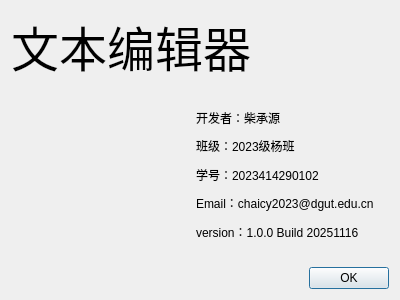
Old version of the form lab2/aboutdialog.ui in the repository musuwer/QtCourse.
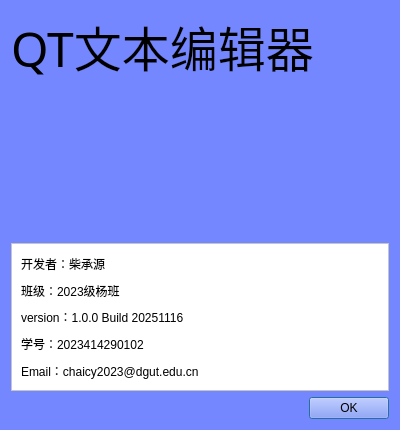
New version of the form. Icons and pictures are not drawn.

```diff
--- a/lab2/aboutdialog.ui
+++ b/lab2/aboutdialog.ui
@@ -7,7 +7,7 @@
     <x>0</x>
     <y>0</y>
     <width>400</width>
-    <height>300</height>
+    <height>430</height>
    </rect>
   </property>
   <property name="minimumSize">
@@ -18,13 +18,17 @@
   </property>
   <property name="maximumSize">
    <size>
-    <width>400</width>
-    <height>300</height>
+    <width>800</width>
+    <height>430</height>
    </size>
   </property>
   <property name="windowTitle">
    <string>ABOUT</string>
   </property>
+  <property name="styleSheet">
+   <string notr="true">background-color: rgb(116, 135, 255);
+background-image: url(:/img/about.jpg);</string>
+  </property>
   <layout class="QVBoxLayout" name="_2">
    <item>
     <widget class="QLabel" name="label">
@@ -41,7 +45,7 @@
       </font>
      </property>
      <property name="text">
-      <string>文本编辑器</string>
+      <string>QT文本编辑器</string>
      </property>
      <property name="alignment">
       <set>Qt::AlignmentFlag::AlignCenter</set>
@@ -75,23 +79,20 @@
        </property>
       </widget>
      </item>
+    </layout>
+   </item>
      <item>
-      <layout class="QVBoxLayout" name="verticalLayout">
-       <property name="spacing">
-        <number>0</number>
-       </property>
-       <property name="leftMargin">
-        <number>5</number>
-       </property>
-       <property name="topMargin">
-        <number>5</number>
-       </property>
-       <property name="rightMargin">
-        <number>5</number>
-       </property>
-       <property name="bottomMargin">
-        <number>5</number>
-       </property>
+    <widget class="QFrame" name="frame">
+     <property name="styleSheet">
+      <string notr="true">background-color: rgb(255, 255, 255);</string>
+     </property>
+     <property name="frameShape">
+      <enum>QFrame::Shape::StyledPanel</enum>
+     </property>
+     <property name="frameShadow">
+      <enum>QFrame::Shadow::Raised</enum>
+     </property>
+     <layout class="QVBoxLayout" name="verticalLayout_2">
        <item>
         <widget class="QLabel" name="name_label">
          <property name="text">
@@ -106,6 +107,13 @@
          </property>
         </widget>
        </item>
+      <item>
+       <widget class="QLabel" name="version_label">
+        <property name="text">
+         <string>version：1.0.0 Build 20251116</string>
+        </property>
+       </widget>
+      </item>
        <item>
         <widget class="QLabel" name="studentNumber_label">
          <property name="text">
@@ -120,16 +128,8 @@
          </property>
         </widget>
        </item>
-       <item>
-        <widget class="QLabel" name="version_label">
-         <property name="text">
-          <string>version：1.0.0 Build 20251116</string>
-         </property>
-        </widget>
-       </item>
-      </layout>
-     </item>
-    </layout>
+     </layout>
+    </widget>
    </item>
    <item>
     <widget class="QDialogButtonBox" name="buttonBox">
```
Lines whose indentation alone changed are shown as unchanged.
